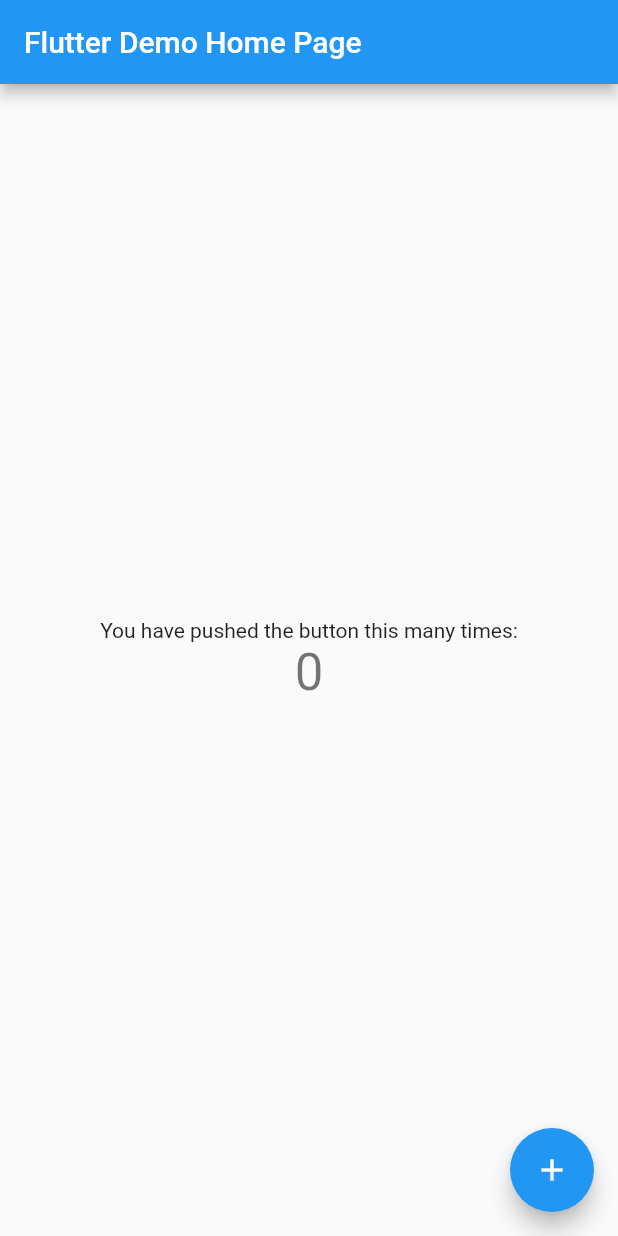
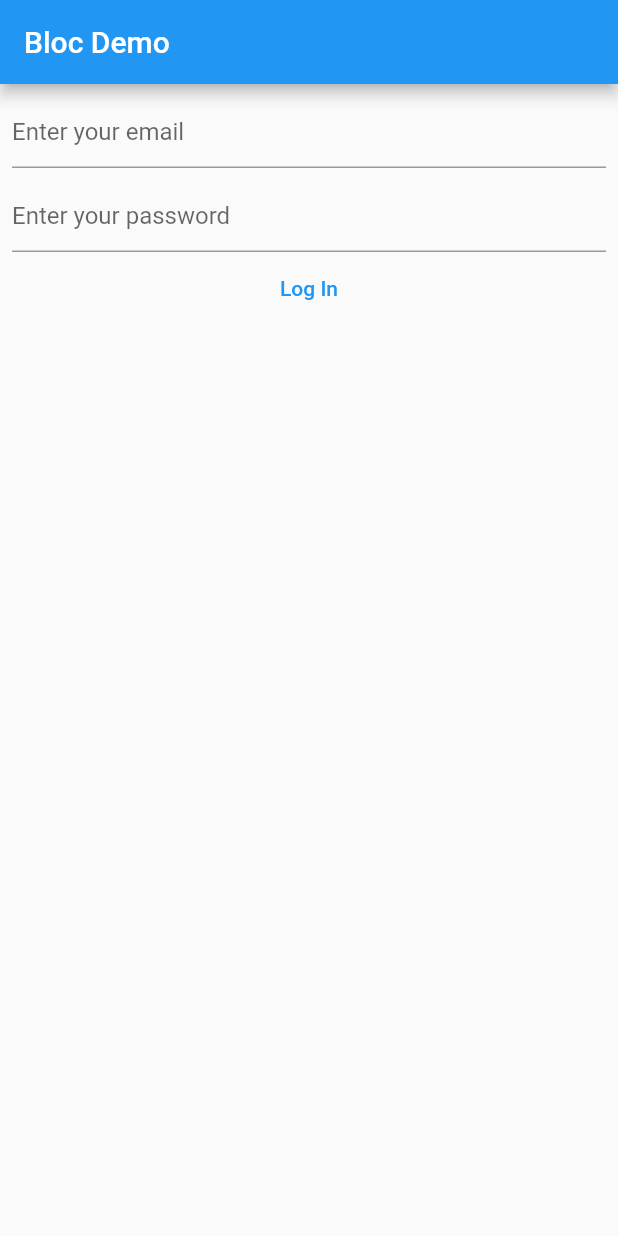
Before and after one commit to iammujtaba44/bloc_state_management_examples, a Flutter app: the screen it shows after launch, on a phone screen of 412 x 824 dp. Run offline on Flutter 3.47's test engine with Material 2 defaults, Android fonts, the phone set to English and light mode, and no system bars; our stand-ins replace bloc, flutter_bloc, flutter_hooks.

Commit message:
Bloc with notes app

```diff
--- a/lib/api/login_api.dart
+++ b/lib/api/login_api.dart
@@ -14,9 +14,9 @@ abstract class LoginApiProtocol {
 
 @immutable
 class LoginApi implements LoginApiProtocol {
-  const LoginApi._sharedInstance();
-  static const LoginApi _instance = LoginApi._sharedInstance();
-  factory LoginApi.instance() => _instance;
+  // const LoginApi._sharedInstance();
+  // static const LoginApi _instance = LoginApi._sharedInstance();
+  // factory LoginApi.instance() => _instance;
   @override
   Future<LoginHandle?> login({
     required String email,
--- a/lib/api/nots_api.dart
+++ b/lib/api/nots_api.dart
@@ -13,9 +13,9 @@ abstract class NotesApiProtocol {
 
 @immutable
 class NotesApi implements NotesApiProtocol {
-  const NotesApi._sharedInstance();
-  static const NotesApi _instance = NotesApi._sharedInstance();
-  factory NotesApi.instance() => _instance;
+  // const NotesApi._sharedInstance();
+  // static const NotesApi _instance = NotesApi._sharedInstance();
+  // factory NotesApi.instance() => _instance;
   @override
   Future<Iterable<Note>?> getNotes({
     required LoginHandle loginHandle,
--- a/lib/bloc/actions.dart
+++ b/lib/bloc/actions.dart
@@ -15,8 +15,8 @@ class LoginAction extends AppAction {
 
 @immutable
 class NotesActions extends AppAction {
-  final String email;
-  final String password;
+  // final String email;
+  // final String password;
 
-  const NotesActions({required this.email, required this.password});
+  const NotesActions();
 }
--- /dev/null
+++ b/lib/login_button.dart
@@ -0,0 +1,44 @@
+import 'package:bloc_tutorial/generic_dialog/generic_dialog.dart';
+import 'package:bloc_tutorial/strings.dart';
+import 'package:flutter/material.dart';
+
+typedef OnLoginTapped = void Function(
+  String email,
+  String password,
+);
+
+class LoginButton extends StatelessWidget {
+  final TextEditingController emailController, passwordController;
+  final OnLoginTapped onLoginTapped;
+
+  const LoginButton({
+    required Key? key,
+    required this.emailController,
+    required this.passwordController,
+    required this.onLoginTapped,
+  }) : super(key: key);
+
+  @override
+  Widget build(BuildContext context) {
+    return TextButton(
+      onPressed: () {
+        final email = emailController.text;
+        final password = passwordController.text;
+
+        if (email.isEmpty || password.isEmpty) {
+          showGenericDialog<bool>(
+            context: context,
+            title: emailOrPasswordEmptyDialogTitle,
+            content: emailOrPasswordEmptyDiscription,
+            optionsBuilder: () => {
+              ok: true,
+            },
+          );
+        } else {
+          onLoginTapped(email, password);
+        }
+      },
+      child: const Text(login),
+    );
+  }
+}
--- /dev/null
+++ b/lib/login_view_page.dart
@@ -0,0 +1,36 @@
+import 'package:bloc_tutorial/login_button.dart';
+import 'package:bloc_tutorial/text_fields/email_text_field.dart';
+import 'package:flutter/material.dart';
+import 'package:flutter_hooks/flutter_hooks.dart';
+
+import 'text_fields/password_text_field.dart';
+
+class LoginView extends HookWidget {
+  final OnLoginTapped onLoginTapped;
+  const LoginView({
+    required this.onLoginTapped,
+    Key? key,
+  }) : super(key: key);
+
+  @override
+  Widget build(BuildContext context) {
+    final emailController = useTextEditingController();
+    final passwordController = useTextEditingController();
+    return Padding(
+      padding: const EdgeInsets.all(8.0),
+      child: Column(
+        children: [
+          EmailTextField(emailController: emailController),
+          const SizedBox(height: 8),
+          PasswordTextField(controller: passwordController),
+          LoginButton(
+            key: key,
+            emailController: emailController,
+            passwordController: passwordController,
+            onLoginTapped: onLoginTapped,
+          ),
+        ],
+      ),
+    );
+  }
+}
--- a/lib/main.dart
+++ b/lib/main.dart
@@ -1,4 +1,17 @@
+import 'package:bloc_tutorial/api/login_api.dart';
+import 'package:bloc_tutorial/api/nots_api.dart';
+import 'package:bloc_tutorial/bloc/actions.dart';
+import 'package:bloc_tutorial/bloc/bloc.dart';
+import 'package:bloc_tutorial/bloc/states.dart';
+import 'package:bloc_tutorial/generic_dialog/generic_dialog.dart';
+import 'package:bloc_tutorial/generic_dialog/loading_screen.dart';
+import 'package:bloc_tutorial/login_handle.dart';
+import 'package:bloc_tutorial/strings.dart';
 import 'package:flutter/material.dart';
+import 'package:flutter_bloc/flutter_bloc.dart';
+
+import 'iterable_list_view.dart';
+import 'login_view_page.dart';
 
 void main() {
   runApp(const MyApp());
@@ -11,105 +24,82 @@ class MyApp extends StatelessWidget {
   @override
   Widget build(BuildContext context) {
     return MaterialApp(
-      title: 'Flutter Demo',
+      title: 'Bloc Demo',
       theme: ThemeData(
-        // This is the theme of your application.
-        //
-        // Try running your application with "flutter run". You'll see the
-        // application has a blue toolbar. Then, without quitting the app, try
-        // changing the primarySwatch below to Colors.green and then invoke
-        // "hot reload" (press "r" in the console where you ran "flutter run",
-        // or simply save your changes to "hot reload" in a Flutter IDE).
-        // Notice that the counter didn't reset back to zero; the application
-        // is not restarted.
         primarySwatch: Colors.blue,
       ),
-      home: const MyHomePage(title: 'Flutter Demo Home Page'),
+      home: const HomePage(),
     );
   }
 }
 
-class MyHomePage extends StatefulWidget {
-  const MyHomePage({Key? key, required this.title}) : super(key: key);
-
-  // This widget is the home page of your application. It is stateful, meaning
-  // that it has a State object (defined below) that contains fields that affect
-  // how it looks.
-
-  // This class is the configuration for the state. It holds the values (in this
-  // case the title) provided by the parent (in this case the App widget) and
-  // used by the build method of the State. Fields in a Widget subclass are
-  // always marked "final".
-
-  final String title;
-
-  @override
-  State<MyHomePage> createState() => _MyHomePageState();
-}
-
-class _MyHomePageState extends State<MyHomePage> {
-  int _counter = 0;
-
-  void _incrementCounter() {
-    setState(() {
-      // This call to setState tells the Flutter framework that something has
-      // changed in this State, which causes it to rerun the build method below
-      // so that the display can reflect the updated values. If we changed
-      // _counter without calling setState(), then the build method would not be
-      // called again, and so nothing would appear to happen.
-      _counter++;
-    });
-  }
+class HomePage extends StatelessWidget {
+  const HomePage({Key? key}) : super(key: key);
 
   @override
   Widget build(BuildContext context) {
-    // This method is rerun every time setState is called, for instance as done
-    // by the _incrementCounter method above.
-    //
-    // The Flutter framework has been optimized to make rerunning build methods
-    // fast, so that you can just rebuild anything that needs updating rather
-    // than having to individually change instances of widgets.
-    return Scaffold(
-      appBar: AppBar(
-        // Here we take the value from the MyHomePage object that was created by
-        // the App.build method, and use it to set our appbar title.
-        title: Text(widget.title),
+    return BlocProvider(
+      create: (context) => AppBloc(
+        loginApi: LoginApi(),
+        notesApi: NotesApi(),
       ),
-      body: Center(
-        // Center is a layout widget. It takes a single child and positions it
-        // in the middle of the parent.
-        child: Column(
-          // Column is also a layout widget. It takes a list of children and
-          // arranges them vertically. By default, it sizes itself to fit its
-          // children horizontally, and tries to be as tall as its parent.
-          //
-          // Invoke "debug painting" (press "p" in the console, choose the
-          // "Toggle Debug Paint" action from the Flutter Inspector in Android
-          // Studio, or the "Toggle Debug Paint" command in Visual Studio Code)
-          // to see the wireframe for each widget.
-          //
-          // Column has various properties to control how it sizes itself and
-          // how it positions its children. Here we use mainAxisAlignment to
-          // center the children vertically; the main axis here is the vertical
-          // axis because Columns are vertical (the cross axis would be
-          // horizontal).
-          mainAxisAlignment: MainAxisAlignment.center,
-          children: <Widget>[
-            const Text(
-              'You have pushed the button this many times:',
-            ),
-            Text(
-              '$_counter',
-              style: Theme.of(context).textTheme.headline4,
-            ),
-          ],
+      child: Scaffold(
+        appBar: AppBar(
+          title: const Text('Bloc Demo'),
+        ),
+        body: BlocConsumer<AppBloc, AppState>(
+          listener: (context, appState) {
+            //loading screen
+
+            if (appState.isLoading) {
+              LoadingScreen.instance().show(context: context, text: pleaseWait);
+            } else {
+              LoadingScreen.instance().hide();
+            }
+
+            //Display Errors
+
+            final loginError = appState.loginError;
+            if (loginError != null) {
+              showGenericDialog<bool>(
+                context: context,
+                title: loginErrorDialogTitle,
+                content: loginErrorDiscription,
+                optionsBuilder: () => {
+                  ok: true,
+                },
+              );
+            }
+
+            //if we logged in but the fetch notes are null
+            if (!appState.isLoading &&
+                appState.loginError == null &&
+                appState.loginHandle == const LoginHandle.foobar() &&
+                appState.notes == null) {
+              context.read<AppBloc>().add(
+                    const NotesActions(),
+                  );
+            }
+          },
+          builder: (context, appState) {
+            final notes = appState.notes;
+            if (notes == null) {
+              return LoginView(
+                onLoginTapped: (email, passowrd) {
+                  context.read<AppBloc>().add(
+                        LoginAction(
+                          email: email,
+                          password: passowrd,
+                        ),
+                      );
+                },
+              );
+            } else {
+              return notes.toListView();
+            }
+          },
         ),
       ),
-      floatingActionButton: FloatingActionButton(
-        onPressed: _incrementCounter,
-        tooltip: 'Increment',
-        child: const Icon(Icons.add),
-      ), // This trailing comma makes auto-formatting nicer for build methods.
     );
   }
 }
--- a/lib/text_fields/email_text_field.dart
+++ b/lib/text_fields/email_text_field.dart
@@ -11,7 +11,7 @@ class EmailTextField extends StatelessWidget {
     return TextField(
       controller: emailController,
       keyboardType: TextInputType.emailAddress,
-      autocorrect: false,
+      // autocorrect: false,
       decoration: const InputDecoration(hintText: enterYourEmail),
     );
   }
--- a/lib/text_fields/password_text_field.dart
+++ b/lib/text_fields/password_text_field.dart
@@ -11,7 +11,6 @@ class PasswordTextField extends StatelessWidget {
     return TextField(
       controller: controller,
       obscureText: true,
-      obscuringCharacter: '⛔️',
       decoration: const InputDecoration(hintText: enterYourPassword),
     );
   }
```
